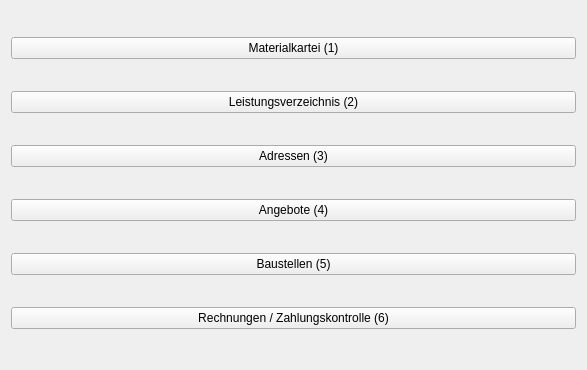
The window that form/main_tab.ui (romanweissflog/FAKT) describes before a commit, drawn with Qt 5.
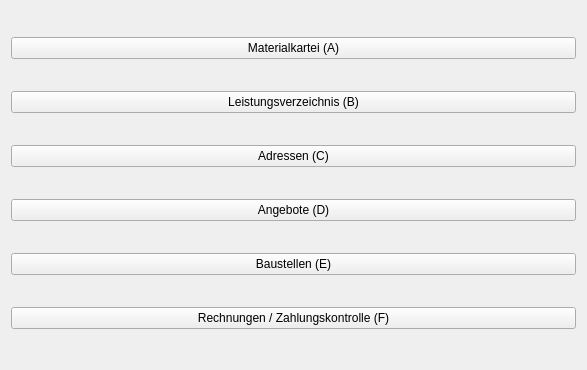
The same window after the commit. Custom widgets are drawn as their Qt base class.

The edit to the form file:
```diff
--- a/form/main_tab.ui
+++ b/form/main_tab.ui
@@ -17,42 +17,42 @@
    <item>
     <widget class="QPushButton" name="material">
      <property name="text">
-      <string>Materialkartei (1)</string>
+      <string>Materialkartei (A)</string>
      </property>
     </widget>
    </item>
    <item>
     <widget class="QPushButton" name="service">
      <property name="text">
-      <string>Leistungsverzeichnis (2)</string>
+      <string>Leistungsverzeichnis (B)</string>
      </property>
     </widget>
    </item>
    <item>
     <widget class="QPushButton" name="address">
      <property name="text">
-      <string>Adressen (3)</string>
+      <string>Adressen (C)</string>
      </property>
     </widget>
    </item>
    <item>
     <widget class="QPushButton" name="offer">
      <property name="text">
-      <string>Angebote (4)</string>
+      <string>Angebote (D)</string>
      </property>
     </widget>
    </item>
    <item>
     <widget class="QPushButton" name="jobsite">
      <property name="text">
-      <string>Baustellen (5)</string>
+      <string>Baustellen (E)</string>
      </property>
     </widget>
    </item>
    <item>
     <widget class="QPushButton" name="invoice">
      <property name="text">
-      <string>Rechnungen / Zahlungskontrolle (6)</string>
+      <string>Rechnungen / Zahlungskontrolle (F)</string>
      </property>
     </widget>
    </item>
```
